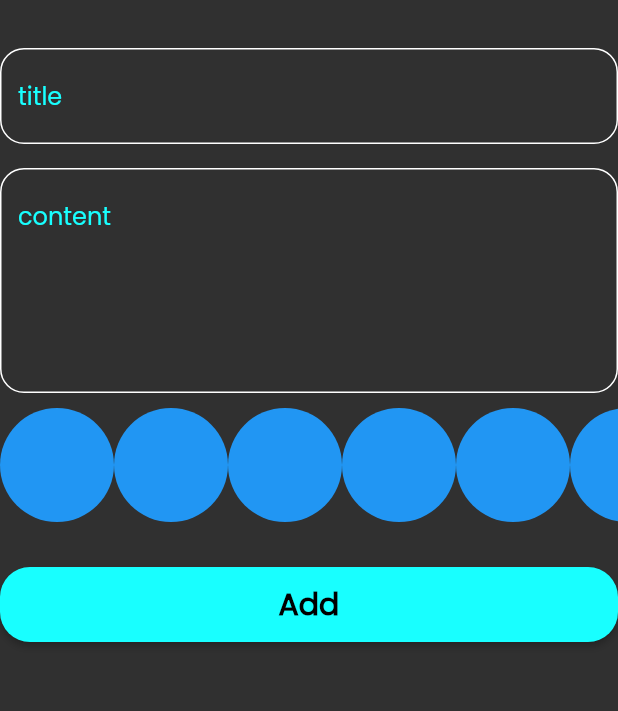
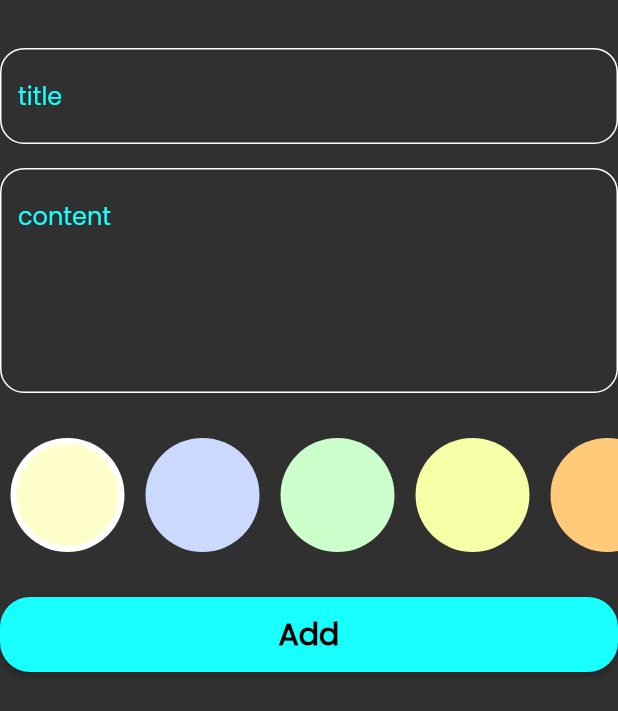
Before and after one commit to abanoubgmousa/note_app, a Flutter app: the AddNoteForm widget shown alone on an empty page, opened directly, on a phone screen of 412 x 824 dp. Shown: the top 711 px of the screen. Run offline on Flutter 3.47's test engine with Material 2 defaults, Android fonts, the phone set to English and light mode, and no system bars; our stand-ins replace bloc, flutter_bloc, font_awesome_flutter, hive, hive_flutter; accounts and stored records are empty.

Commit message:
colors picker done

```diff
--- a/lib/conponants/custom_widgets/color_item_picker/color_item_picker.dart
+++ b/lib/conponants/custom_widgets/color_item_picker/color_item_picker.dart
@@ -1,13 +1,24 @@
 import 'package:flutter/material.dart';
 
 class ColorItemPicker extends StatelessWidget {
-  const ColorItemPicker({super.key});
-
+  const ColorItemPicker(
+      {super.key, required this.isActive, required this.color});
+  final bool isActive;
+  final Color color;
   @override
   Widget build(BuildContext context) {
-    return const CircleAvatar(
-      backgroundColor: Colors.blue,
-      radius: 38,
-    );
+    return isActive
+        ? CircleAvatar(
+            radius: 38,
+            backgroundColor: Colors.white,
+            child: CircleAvatar(
+              backgroundColor: color,
+              radius: 34,
+            ),
+          )
+        : CircleAvatar(
+            backgroundColor: color,
+            radius: 38,
+          );
   }
 }
--- a/lib/conponants/custom_widgets/color_item_picker/colors_list_view.dart
+++ b/lib/conponants/custom_widgets/color_item_picker/colors_list_view.dart
@@ -1,18 +1,49 @@
 import 'package:flutter/material.dart';
 import 'package:note_app/conponants/custom_widgets/color_item_picker/color_item_picker.dart';
 
-class ColorsListView extends StatelessWidget {
+class ColorsListView extends StatefulWidget {
   const ColorsListView({super.key});
 
+  @override
+  State<ColorsListView> createState() => _ColorsListViewState();
+}
+
+class _ColorsListViewState extends State<ColorsListView> {
+  int currentIndex = 0;
+
+  List<Color> colors = const [
+    Color(0xffffffcc),
+    Color(0xffccd9ff),
+    Color(0xffccffcc),
+    Color(0xffF6FFA6),
+    Color(0xffffca7a),
+    Color(0xffbae8e8),
+    Color(0xffEAC696),
+    Color(0xffACFADF),
+    Color(0xffFDCEDF),
+    Color(0xffFD8A8A),
+  ];
   @override
   Widget build(BuildContext context) {
     return SizedBox(
       height: 38 * 2,
       child: ListView.builder(
         scrollDirection: Axis.horizontal,
-        itemCount: 10,
+        itemCount: colors.length,
         itemBuilder: (context, index) {
-          return const ColorItemPicker();
+          return Padding(
+            padding: const EdgeInsets.symmetric(horizontal: 7),
+            child: GestureDetector(
+              onTap: () {
+                currentIndex = index;
+                setState(() {});
+              },
+              child: ColorItemPicker(
+                color: colors[index],
+                isActive: currentIndex == index,
+              ),
+            ),
+          );
         },
       ),
     );
--- a/lib/conponants/custom_widgets/custom_bottom_sheet_folder/add_form_bottom_sheet.dart
+++ b/lib/conponants/custom_widgets/custom_bottom_sheet_folder/add_form_bottom_sheet.dart
@@ -46,7 +46,7 @@ class _AddNoteFormState extends State<AddNoteForm> {
               subTitle = value;
             },
           ),
-          const SizedBox(height: 10),
+          const SizedBox(height: 30),
           const ColorsListView(),
           const SizedBox(height: 30),
           BlocBuilder<AddNoteCubit, AddNoteState>(
```
